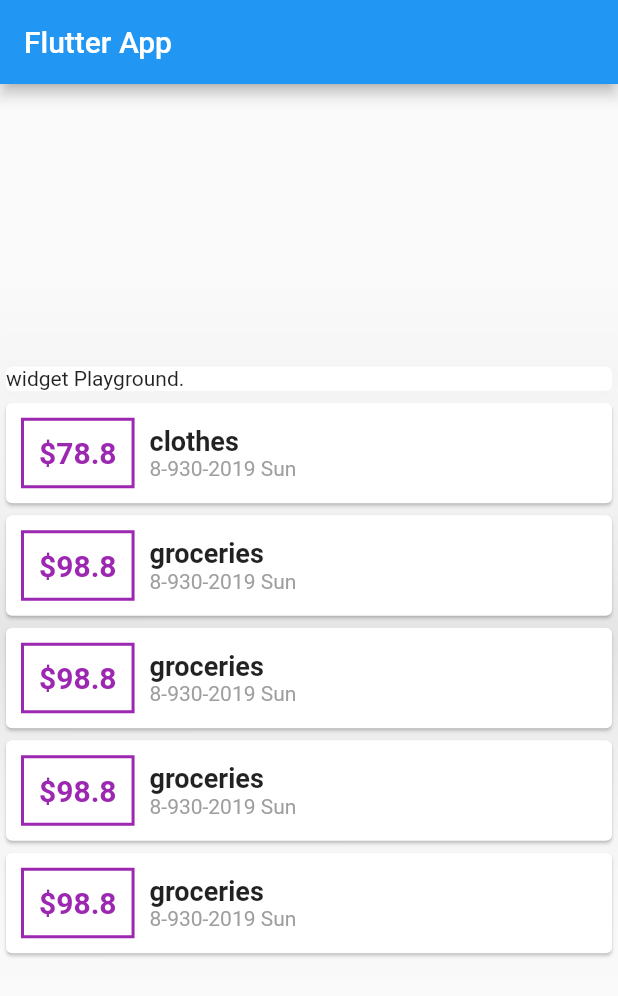
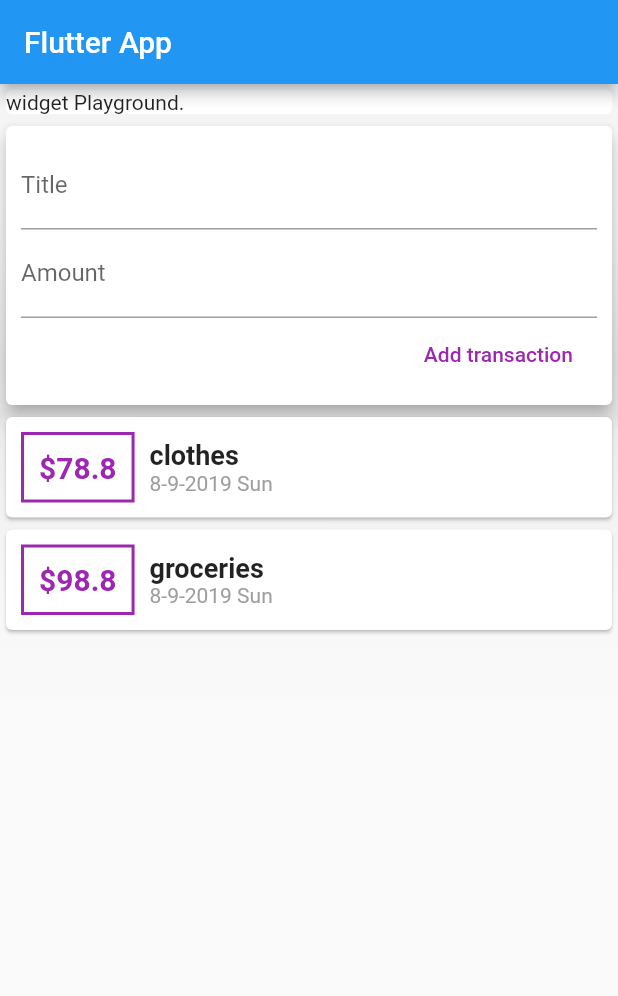
Before and after one commit to avyukta/personal-expense, a Flutter app: the screen it shows after launch, on a phone screen of 412 x 824 dp. Shown: the top 996 px of the screen. Run offline on Flutter 3.47's test engine with Material 2 defaults, Android fonts, the phone set to English and light mode, and no system bars.

Commit message:
Splitting the app into widgets

```diff
--- a/lib/main.dart
+++ b/lib/main.dart
@@ -1,7 +1,5 @@
 import 'package:flutter/material.dart';
-import 'package:intl/intl.dart';
-
-import './transaction.dart';
+import './widgets/user_transaction.dart';
 
 void main() => runApp(MyApp());
 
@@ -17,17 +15,8 @@ class MyApp extends StatelessWidget {
 }
 
 class MyHomePage extends StatelessWidget {
-  final List<Transaction> transaction = [
-    Transaction(id: 't1', title: 'clothes', amount: 78.8, date: DateTime.now()),
-    Transaction(
-        id: 't2', title: 'groceries', amount: 98.8, date: DateTime.now()),
-    Transaction(
-        id: 't2', title: 'groceries', amount: 98.8, date: DateTime.now()),
-    Transaction(
-        id: 't2', title: 'groceries', amount: 98.8, date: DateTime.now()),
-    Transaction(
-        id: 't2', title: 'groceries', amount: 98.8, date: DateTime.now()),
-  ];
+  // String titleInput;
+  // String amountInput;
 
   @override
   Widget build(BuildContext context) {
@@ -35,8 +24,12 @@ class MyHomePage extends StatelessWidget {
       appBar: AppBar(
         title: Text("Flutter App"),
       ),
-      body: Column(
-        mainAxisAlignment: MainAxisAlignment.center,
+      body: Container(
+          height: 500,
+          child: ListView(
+            children: <Widget>[
+              Column(
+                mainAxisAlignment: MainAxisAlignment.start,
                 crossAxisAlignment: CrossAxisAlignment.stretch,
                 children: <Widget>[
                   Container(
@@ -48,49 +41,11 @@ class MyHomePage extends StatelessWidget {
                       child: Text("widget Playground."),
                     ),
                   ),
-          Column(
-              children: transaction.map((tx) {
-            return Card(
-              child: Row(
-                children: <Widget>[
-                  Container(
-                    decoration: BoxDecoration(
-                        border: Border.all(color: Colors.purple, width: 2),
-                        color: Color.fromRGBO(128, 0, 128, 0)),
-                    margin: EdgeInsets.all(10),
-                    padding: EdgeInsets.all(10),
-                    child: Text(
-                      "\$${tx.amount}",
-                      style: TextStyle(
-                          color: Colors.purple,
-                          fontSize: 20,
-                          fontWeight: FontWeight.bold),
-                    ),
-                  ),
-                  Column(
-                    crossAxisAlignment: CrossAxisAlignment.start,
-                    children: <Widget>[
-                      Container(
-                        child: Text(
-                          tx.title,
-                          style: TextStyle(
-                              fontSize: 18, fontWeight: FontWeight.bold),
-                        ),
-                      ),
-                      Container(
-                        child: Text(
-                          DateFormat("d-Mm-y E").format(tx.date),
-                          style: TextStyle(color: Colors.grey),
-                        ),
-                      )
-                    ],
-                  )
+                  UserTransaction()
                 ],
               ),
-            );
-          }).toList())
             ],
-      ),
+          )),
     );
   }
 }
--- /dev/null
+++ b/lib/widgets/new_transaction.dart
@@ -0,0 +1,46 @@
+import 'package:flutter/material.dart';
+
+class NewTransaction extends StatelessWidget {
+  final Function addTx;
+
+  final titleController = TextEditingController();
+  final amountController = TextEditingController();
+
+  NewTransaction(this.addTx);
+
+  @override
+  Widget build(BuildContext context) {
+    return Card(
+      elevation: 5,
+      child: Container(
+        padding: EdgeInsets.all(10),
+        child: Column(
+          crossAxisAlignment: CrossAxisAlignment.end,
+          children: <Widget>[
+            TextField(
+              decoration: InputDecoration(
+                labelText: "Title",
+              ),
+              //  onChanged: (value) => titleInput = value,
+              controller: titleController,
+            ),
+            TextField(
+              decoration: InputDecoration(labelText: "Amount"),
+              //onChanged: (value) => amountInput = value,
+              controller: amountController,
+            ),
+            FlatButton(
+                child: Text(
+                  "Add transaction",
+                  style: TextStyle(color: Colors.purple),
+                ),
+                onPressed: () {
+                  addTx(titleController.text,
+                      double.parse(amountController.text));
+                })
+          ],
+        ),
+      ),
+    );
+  }
+}
--- /dev/null
+++ b/lib/widgets/transaction_list.dart
@@ -0,0 +1,53 @@
+import 'package:flutter/material.dart';
+import '../models/transaction.dart';
+import 'package:intl/intl.dart';
+
+class TransactionList extends StatelessWidget {
+  final List<Transaction> transaction;
+
+  TransactionList(this.transaction);
+
+  @override
+  Widget build(BuildContext context) {
+    return Column(
+        children: transaction.map((tx) {
+      return Card(
+        child: Row(
+          children: <Widget>[
+            Container(
+              decoration: BoxDecoration(
+                  border: Border.all(color: Colors.purple, width: 2),
+                  color: Color.fromRGBO(128, 0, 128, 0)),
+              margin: EdgeInsets.all(10),
+              padding: EdgeInsets.all(10),
+              child: Text(
+                "\$${tx.amount}",
+                style: TextStyle(
+                    color: Colors.purple,
+                    fontSize: 20,
+                    fontWeight: FontWeight.bold),
+              ),
+            ),
+            Column(
+              crossAxisAlignment: CrossAxisAlignment.start,
+              children: <Widget>[
+                Container(
+                  child: Text(
+                    tx.title,
+                    style: TextStyle(fontSize: 18, fontWeight: FontWeight.bold),
+                  ),
+                ),
+                Container(
+                  child: Text(
+                    DateFormat("d-M-y E").format(tx.date),
+                    style: TextStyle(color: Colors.grey),
+                  ),
+                )
+              ],
+            )
+          ],
+        ),
+      );
+    }).toList());
+  }
+}
--- /dev/null
+++ b/lib/widgets/user_transaction.dart
@@ -0,0 +1,38 @@
+import 'package:flutter/material.dart';
+
+import './transaction_list.dart';
+import './new_transaction.dart';
+import '../models/transaction.dart';
+
+class UserTransaction extends StatefulWidget {
+  @override
+  _UserTransactionState createState() => _UserTransactionState();
+}
+
+class _UserTransactionState extends State<UserTransaction> {
+  final List<Transaction> _userTransaction = [
+    Transaction(id: 't1', title: 'clothes', amount: 78.8, date: DateTime.now()),
+    Transaction(
+        id: 't2', title: 'groceries', amount: 98.8, date: DateTime.now()),
+  ];
+  void _addTransaction(String txTitle, double txAmount) {
+    final newTx = Transaction(
+        title: txTitle,
+        amount: txAmount,
+        date: DateTime.now(),
+        id: DateTime.now().toString());
+    setState(() {
+      _userTransaction.add(newTx);
+    });
+  }
+
+  @override
+  Widget build(BuildContext context) {
+    return Column(
+      children: <Widget>[
+        NewTransaction(_addTransaction),
+        TransactionList(_userTransaction)
+      ],
+    );
+  }
+}
```
Also changed, not shown: lib/models/transaction.dart (renamed from lib/transaction.dart). Lines whose indentation alone changed are shown as unchanged.
